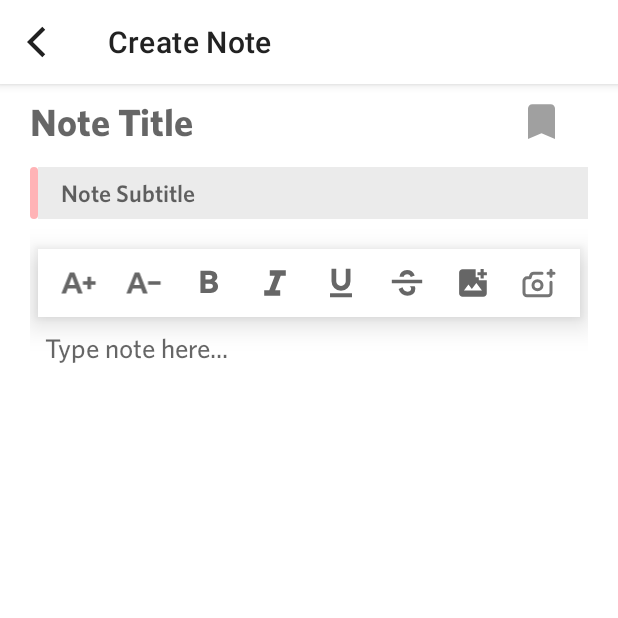
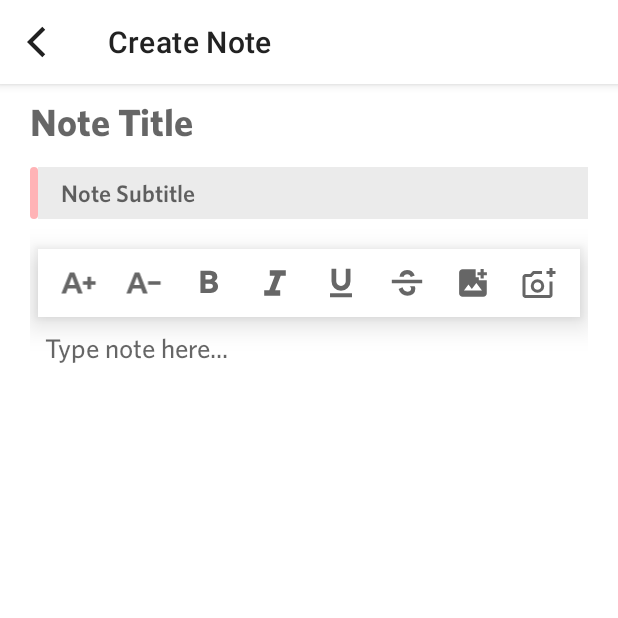
Before and after one commit to tragiangphan/Notie, an Android app: the CreateNoteActivity screen opened directly, with no data from a screen before it, on a phone screen of 412 x 824 dp, the top half of it. Run offline under Robolectric (Android 15) with nearby library versions, the phone set to English and light mode, and no system bars; our stand-ins replace Firebase (no records; nobody signed in at launch, a user with empty details on screens opened directly); pictures from the network do not load.

Commit message:
Fixed note w/o image, create delete func

```diff
--- a/app/src/main/java/com/example/notesapp/NoteModel.java
+++ b/app/src/main/java/com/example/notesapp/NoteModel.java
@@ -18,7 +18,7 @@ public class NoteModel {
         this.noteSubtitle = noteSubtitle;
         this.noteContent = noteContent;
         this.createTime = createTime;
-        this.imageURL = imageURL;
+        this.imageURL = imageURL == null ? "" : imageURL;
     }
 
     public String getId() {
--- /dev/null
+++ b/app/src/main/res/drawable/ic_take_photo_24px.xml
@@ -0,0 +1,10 @@
+<vector xmlns:android="http://schemas.android.com/apk/res/android"
+    android:width="24dp"
+    android:height="24dp"
+    android:viewportWidth="24"
+    android:viewportHeight="24"
+    android:tint="?attr/colorControlNormal">
+  <path
+      android:fillColor="@android:color/white"
+      android:pathData="M19,8V6H17V4H19V2H21V4H23V6H21V8ZM3,22Q2.175,22 1.588,21.413Q1,20.825 1,20V8Q1,7.175 1.588,6.588Q2.175,6 3,6H6.15L8,4H14V6H8.875L7.05,8H3Q3,8 3,8Q3,8 3,8V20Q3,20 3,20Q3,20 3,20H19Q19,20 19,20Q19,20 19,20V11H21V20Q21,20.825 20.413,21.413Q19.825,22 19,22ZM11,18.5Q12.875,18.5 14.188,17.188Q15.5,15.875 15.5,14Q15.5,12.125 14.188,10.812Q12.875,9.5 11,9.5Q9.125,9.5 7.812,10.812Q6.5,12.125 6.5,14Q6.5,15.875 7.812,17.188Q9.125,18.5 11,18.5ZM11,16.5Q9.95,16.5 9.225,15.775Q8.5,15.05 8.5,14Q8.5,12.95 9.225,12.225Q9.95,11.5 11,11.5Q12.05,11.5 12.775,12.225Q13.5,12.95 13.5,14Q13.5,15.05 12.775,15.775Q12.05,16.5 11,16.5ZM11,14Q11,14 11,14Q11,14 11,14Q11,14 11,14Q11,14 11,14Q11,14 11,14Q11,14 11,14Z"/>
+</vector>
--- a/app/src/main/res/layout/activity_create_note.xml
+++ b/app/src/main/res/layout/activity_create_note.xml
@@ -22,11 +22,10 @@
             android:paddingStart="2sp"
             android:paddingEnd="2sp"
             android:theme="@style/ThemeOverlay.AppCompat.DayNight.ActionBar"
-            app:menu="@menu/toolbar_view_note"
+            app:navigationIcon="@drawable/ic_back_ios_24px"
             app:popupTheme="@style/ThemeOverlay.AppCompat.DayNight"
             app:title="Create Note"
-            app:titleTextColor="@color/dark"
-            app:navigationIcon="@drawable/ic_back_ios_24px"/>
+            app:titleTextColor="@color/dark" />
 
         <LinearLayout
             android:layout_width="match_parent"
@@ -44,15 +43,15 @@
                 <LinearLayout
                     android:layout_width="match_parent"
                     android:layout_height="50dp"
-                    android:orientation="vertical"
-                    android:layout_marginBottom="5dp">
+                    android:layout_marginBottom="5dp"
+                    android:orientation="vertical">
 
                     <LinearLayout
                         android:layout_width="match_parent"
                         android:layout_height="match_parent"
-                        android:orientation="horizontal"
                         android:layout_weight="1"
-                        android:gravity="center">
+                        android:gravity="center"
+                        android:orientation="horizontal">
 
                         <EditText
                             android:id="@+id/noteTitle"
@@ -60,22 +59,12 @@
                             android:layout_height="match_parent"
                             android:layout_gravity="center"
                             android:layout_weight="1"
+                            android:background="@android:color/transparent"
                             android:fontFamily="@font/whitney_bold"
+                            android:hint="Note Title"
                             android:textColor="@color/dark"
                             android:textSize="25sp"
-                            android:hint="Note Title"
-                            tools:ignore="NestedWeights"
-                            android:background="@android:color/transparent"/>
-
-                        <ImageView
-                            android:id="@+id/imageMark"
-                            android:layout_width="match_parent"
-                            android:layout_height="match_parent"
-                            android:layout_weight="5"
-                            android:onClick="mark"
-                            android:src="@drawable/ic_bookmark_24px"
-                            android:padding="10dp"
-                            app:tint="@color/grey" />
+                            tools:ignore="NestedWeights" />
                     </LinearLayout>
 
                 </LinearLayout>
@@ -94,6 +83,7 @@
                         android:id="@+id/editNoteSubtitle"
                         android:layout_width="match_parent"
                         android:layout_height="wrap_content"
+                        android:background="@color/light_grey"
                         android:fontFamily="@font/whitney_semibold"
                         android:hint="Note Subtitle"
                         android:importantForAutofill="no"
@@ -102,133 +92,137 @@
                         android:paddingTop="8dp"
                         android:paddingBottom="8dp"
                         android:textColor="@color/dark"
-                        android:background="@color/light_grey"
                         android:textSize="16sp" />
                 </LinearLayout>
 
                 <LinearLayout
                     android:layout_width="match_parent"
                     android:layout_height="wrap_content"
+                    android:layout_marginStart="5dp"
+                    android:layout_marginTop="20dp"
+                    android:layout_marginEnd="5dp"
                     android:background="@color/white"
                     android:elevation="12dp"
-                    android:padding="5dp"
-                    android:layout_marginStart="5dp"
-                    android:layout_marginEnd="5dp"
-                    android:layout_marginTop="20dp">
+                    android:padding="5dp">
 
                     <LinearLayout
+                        android:id="@+id/btnBigger"
                         android:layout_width="wrap_content"
                         android:layout_height="match_parent"
-                        android:id="@+id/btnBigger"
-                        android:layout_weight="1">
-                        <ImageView
-                            android:layout_width="match_parent"
-                            android:layout_height="match_parent"
-                            android:src="@drawable/ic_text_increase_24px"
-                            android:padding="5dp"/>
-                    </LinearLayout>
-
-                    <LinearLayout
-                        android:layout_width="wrap_content"
-                        android:layout_height="match_parent"
-                        android:id="@+id/btnSmaller"
-                        android:layout_weight="1">
-                        <ImageView
-
-                            android:layout_width="match_parent"
-                            android:layout_height="match_parent"
-                            android:src="@drawable/ic_text_decrease_24px"
-                            android:padding="5dp"/>
-                    </LinearLayout>
-
-                    <LinearLayout
-                        android:layout_width="wrap_content"
-                        android:layout_height="match_parent"
-                        android:id="@+id/btnBold"
-                        android:layout_weight="1">
-                        <ImageView
-                            android:layout_width="match_parent"
-                            android:layout_height="match_parent"
-                            android:src="@drawable/ic_bold_24px"
-                            android:padding="5dp"/>
-                    </LinearLayout>
-
-                    <LinearLayout
-                        android:layout_width="wrap_content"
-                        android:layout_height="match_parent"
-                        android:id="@+id/btnItalic"
                         android:layout_weight="1">
 
                         <ImageView
                             android:layout_width="match_parent"
                             android:layout_height="match_parent"
-                            android:src="@drawable/ic_italic_24px"
-                            android:padding="5dp"/>
+                            android:padding="5dp"
+                            android:src="@drawable/ic_text_increase_24px" />
                     </LinearLayout>
 
                     <LinearLayout
+                        android:id="@+id/btnSmaller"
                         android:layout_width="wrap_content"
                         android:layout_height="match_parent"
-                        android:id="@+id/btnUnderline"
+                        android:layout_weight="1">
+
+                        <ImageView
+
+                            android:layout_width="match_parent"
+                            android:layout_height="match_parent"
+                            android:padding="5dp"
+                            android:src="@drawable/ic_text_decrease_24px" />
+                    </LinearLayout>
+
+                    <LinearLayout
+                        android:id="@+id/btnBold"
+                        android:layout_width="wrap_content"
+                        android:layout_height="match_parent"
                         android:layout_weight="1">
 
                         <ImageView
                             android:layout_width="match_parent"
                             android:layout_height="match_parent"
-                            android:src="@drawable/ic_underlined_24px"
-                            android:padding="5dp"/>
+                            android:padding="5dp"
+                            android:src="@drawable/ic_bold_24px" />
                     </LinearLayout>
 
                     <LinearLayout
+                        android:id="@+id/btnItalic"
                         android:layout_width="wrap_content"
                         android:layout_height="match_parent"
-                        android:id="@+id/btnStrikethrough"
                         android:layout_weight="1">
 
                         <ImageView
                             android:layout_width="match_parent"
                             android:layout_height="match_parent"
-                            android:src="@drawable/ic_strikethrough_24px"
-                            android:padding="5dp"/>
+                            android:padding="5dp"
+                            android:src="@drawable/ic_italic_24px" />
                     </LinearLayout>
 
                     <LinearLayout
+                        android:id="@+id/btnUnderline"
                         android:layout_width="wrap_content"
                         android:layout_height="match_parent"
-                        android:id="@+id/btnAddPhoto"
                         android:layout_weight="1">
+
                         <ImageView
                             android:layout_width="match_parent"
                             android:layout_height="match_parent"
-                            android:src="@drawable/ic_add_photo_24px"
-                            android:padding="5dp"/>
+                            android:padding="5dp"
+                            android:src="@drawable/ic_underlined_24px" />
                     </LinearLayout>
 
                     <LinearLayout
+                        android:id="@+id/btnStrikethrough"
                         android:layout_width="wrap_content"
                         android:layout_height="match_parent"
-                        android:id="@+id/btnTakePhoto"
                         android:layout_weight="1">
+
                         <ImageView
                             android:layout_width="match_parent"
                             android:layout_height="match_parent"
-                            android:src="@drawable/ic_camera_plus"
-                            app:tint="#757575"
-                            android:padding="5dp"/>
+                            android:padding="5dp"
+                            android:src="@drawable/ic_strikethrough_24px" />
+                    </LinearLayout>
+
+                    <LinearLayout
+                        android:id="@+id/btnAddPhoto"
+                        android:layout_width="wrap_content"
+                        android:layout_height="match_parent"
+                        android:layout_weight="1">
+
+                        <ImageView
+                            android:layout_width="match_parent"
+                            android:layout_height="match_parent"
+                            android:padding="5dp"
+                            android:src="@drawable/ic_add_photo_24px" />
+                    </LinearLayout>
+
+                    <LinearLayout
+                        android:id="@+id/btnTakePhoto"
+                        android:layout_width="wrap_content"
+                        android:layout_height="match_parent"
+                        android:layout_weight="1">
+
+                        <ImageView
+                            android:layout_width="match_parent"
+                            android:layout_height="match_parent"
+                            android:padding="5dp"
+                            android:src="@drawable/ic_take_photo_24px" />
                     </LinearLayout>
 
                 </LinearLayout>
+
                 <ScrollView
                     android:layout_width="match_parent"
                     android:layout_height="wrap_content"
                     android:clipToPadding="false"
-                    android:paddingBottom="10dp"
-                    android:minHeight="200dp">
+                    android:minHeight="200dp"
+                    android:paddingBottom="10dp">
 
                     <EditText
                         android:id="@+id/noteContent"
                         android:layout_width="match_parent"
-                        android:layout_height="match_parent"
+                        android:layout_height="wrap_content"
                         android:background="@android:color/transparent"
                         android:fontFamily="@font/whitney_medium"
                         android:gravity="top"
@@ -236,9 +230,9 @@
                         android:importantForAutofill="no"
                         android:includeFontPadding="false"
                         android:minHeight="100dp"
+                        android:padding="10dp"
                         android:textColor="@color/black"
-                        android:textSize="18sp"
-                        android:padding="10dp" />
+                        android:textSize="18sp" />
                 </ScrollView>
 
 
@@ -246,7 +240,8 @@
                     android:id="@+id/layoutAddImage"
                     android:layout_width="match_parent"
                     android:layout_height="match_parent"
-                    android:orientation="vertical">
+                    android:orientation="vertical"
+                    android:layout_marginBottom="?attr/actionBarSize">
                 </LinearLayout>
 
             </LinearLayout>
--- a/app/src/main/res/layout/activity_main.xml
+++ b/app/src/main/res/layout/activity_main.xml
@@ -42,7 +42,8 @@
                     android:layout_width="match_parent"
                     android:layout_height="match_parent"
                     android:padding="10dp"
-                    tools:listitem="@layout/note_row" />
+                    tools:listitem="@layout/note_row"
+                    android:layout_marginBottom="20dp"/>
 
             </androidx.cardview.widget.CardView>
 
--- a/app/src/main/res/values/colors.xml
+++ b/app/src/main/res/values/colors.xml
@@ -8,7 +8,7 @@
     <color name="dark">#FF222222</color>
     <color name="grey">#A0A0A0</color>
     <color name="light_grey">#EBEBEB</color>
-    <color name="light_red">#FFF2F2</color>
+    <color name="light_red">#FFECEC</color>
     <color name="light_blue">#DCDCFF</color>
     <color name="light_yellow">#FFFDDE</color>
     <color name="light_green">#DCFFDC</color>
```
Also changed, not shown: app/src/main/java/com/example/notesapp/CreateNoteActivity.java (+9 -42 lines), app/src/main/java/com/example/notesapp/NoteItemsRecyclerView.java (+8 -5 lines), app/src/main/java/com/example/notesapp/ViewNoteActivity.java (+70 -27 lines), app/src/main/res/drawable/ic_delete_24px.xml (added, +10 -0 lines), app/src/main/res/layout/activity_view_note.xml (+28 -28 lines), app/src/main/res/layout/delete_alert_dialog.xml (added, +96 -0 lines), app/src/main/res/layout/note_row.xml (+9 -4 lines), app/src/main/res/menu/toolbar_view_note.xml (+9 -2 lines).
